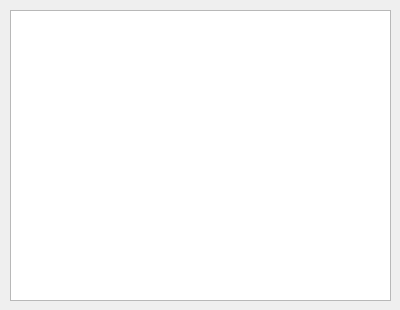
BarbechoGonzalez/GoToPoint, file src/mainUI.ui: the form before one commit.
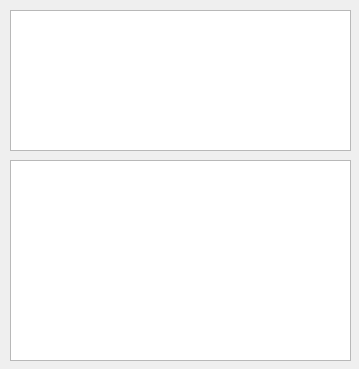
The form after the commit.

Diff of the .ui file:
```diff
--- a/src/mainUI.ui
+++ b/src/mainUI.ui
@@ -6,8 +6,8 @@
    <rect>
     <x>0</x>
     <y>0</y>
-    <width>400</width>
-    <height>310</height>
+    <width>359</width>
+    <height>369</height>
    </rect>
   </property>
   <property name="windowTitle">
@@ -18,8 +18,18 @@
     <rect>
      <x>10</x>
      <y>10</y>
-     <width>381</width>
-     <height>291</height>
+     <width>341</width>
+     <height>141</height>
+    </rect>
+   </property>
+  </widget>
+  <widget class="QGraphicsView" name="graphicsView">
+   <property name="geometry">
+    <rect>
+     <x>10</x>
+     <y>160</y>
+     <width>341</width>
+     <height>201</height>
     </rect>
    </property>
   </widget>
```
